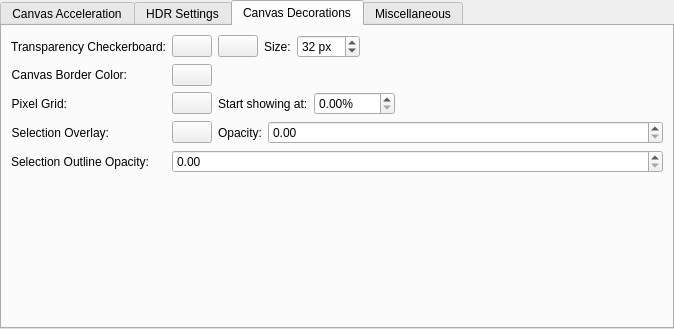
KDE/krita, file libs/ui/forms/wdgdisplaysettings.ui: the form before one commit.
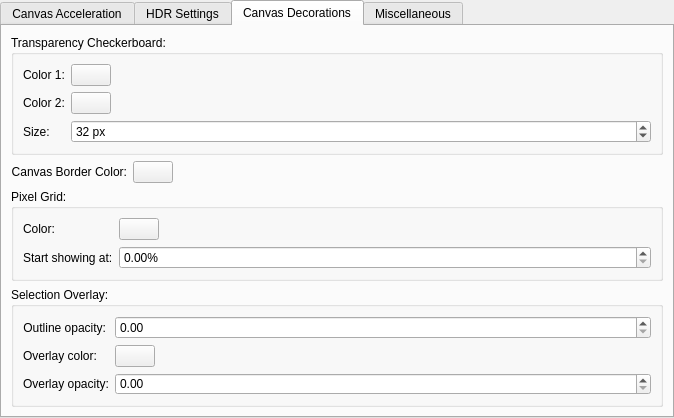
The form after the commit. The open tabs and pages were chosen to show the change. Custom widgets are drawn as their Qt base class.

Commit message:
Display Settings: apply form layout to the widgets and label them appropriately
Part-of: <https://invent.kde.org/graphics/krita/-/merge_requests/1742>

Diff of the .ui file:
```diff
--- a/libs/ui/forms/wdgdisplaysettings.ui
+++ b/libs/ui/forms/wdgdisplaysettings.ui
@@ -11,7 +11,7 @@
     <x>0</x>
     <y>0</y>
     <width>674</width>
-    <height>329</height>
+    <height>413</height>
    </rect>
   </property>
   <property name="sizePolicy">
@@ -283,51 +283,54 @@
        <string>Canvas Decorations</string>
       </attribute>
       <layout class="QFormLayout" name="formLayout_2">
-       <item row="0" column="0">
-        <widget class="QLabel" name="label_4">
-         <property name="sizePolicy">
-          <sizepolicy hsizetype="Minimum" vsizetype="Preferred">
-           <horstretch>0</horstretch>
-           <verstretch>0</verstretch>
-          </sizepolicy>
-         </property>
-         <property name="text">
+       <item row="0" column="0" colspan="2">
+        <widget class="QGroupBox" name="groupBox">
+         <property name="title">
           <string>Transparency Checkerboard:</string>
          </property>
-         <property name="alignment">
-          <set>Qt::AlignRight|Qt::AlignTrailing|Qt::AlignVCenter</set>
-         </property>
-        </widget>
-       </item>
-       <item row="0" column="1">
-        <widget class="QFrame" name="frame_4">
-         <layout class="QHBoxLayout" name="horizontalLayout_3">
-          <property name="leftMargin">
-           <number>0</number>
-          </property>
-          <property name="topMargin">
-           <number>0</number>
-          </property>
-          <property name="rightMargin">
-           <number>0</number>
-          </property>
-          <property name="bottomMargin">
-           <number>0</number>
-          </property>
-          <item>
-           <widget class="KisColorButton" name="colorChecks2"/>
+         <layout class="QFormLayout" name="formLayout_9">
+          <item row="0" column="0">
+           <widget class="QLabel" name="label_4">
+            <property name="text">
+             <string>Color 1:</string>
+            </property>
+           </widget>
           </item>
-          <item>
-           <widget class="KisColorButton" name="colorChecks1"/>
+          <item row="0" column="1">
+           <widget class="KisColorButton" name="colorChecks1">
+            <property name="sizePolicy">
+             <sizepolicy hsizetype="Fixed" vsizetype="Fixed">
+              <horstretch>0</horstretch>
+              <verstretch>0</verstretch>
+             </sizepolicy>
+            </property>
+           </widget>
           </item>
-          <item>
+          <item row="1" column="1">
+           <widget class="KisColorButton" name="colorChecks2">
+            <property name="sizePolicy">
+             <sizepolicy hsizetype="Fixed" vsizetype="Fixed">
+              <horstretch>0</horstretch>
+              <verstretch>0</verstretch>
+             </sizepolicy>
+            </property>
+           </widget>
+          </item>
+          <item row="1" column="0">
+           <widget class="QLabel" name="label_10">
+            <property name="text">
+             <string>Color 2:</string>
+            </property>
+           </widget>
+          </item>
+          <item row="2" column="0">
            <widget class="QLabel" name="lblCheckSize">
             <property name="text">
              <string>Size:</string>
             </property>
            </widget>
           </item>
-          <item>
+          <item row="2" column="1">
            <widget class="KisIntParseSpinBox" name="intCheckSize">
             <property name="suffix">
              <string> px</string>
@@ -340,19 +343,6 @@
             </property>
            </widget>
           </item>
-          <item>
-           <spacer name="horizontalSpacer">
-            <property name="orientation">
-             <enum>Qt::Horizontal</enum>
-            </property>
-            <property name="sizeHint" stdset="0">
-             <size>
-              <width>0</width>
-              <height>20</height>
-             </size>
-            </property>
-           </spacer>
-          </item>
          </layout>
         </widget>
        </item>
@@ -367,281 +357,124 @@
         </widget>
        </item>
        <item row="1" column="1">
-        <widget class="QFrame" name="frame_3">
-         <layout class="QHBoxLayout" name="horizontalLayout_2">
-          <property name="leftMargin">
-           <number>0</number>
-          </property>
-          <property name="topMargin">
-           <number>0</number>
-          </property>
-          <property name="rightMargin">
-           <number>0</number>
-          </property>
-          <property name="bottomMargin">
-           <number>0</number>
-          </property>
-          <item>
-           <widget class="KisColorButton" name="canvasBorder">
-            <property name="sizePolicy">
-             <sizepolicy hsizetype="Minimum" vsizetype="Fixed">
-              <horstretch>0</horstretch>
-              <verstretch>0</verstretch>
-             </sizepolicy>
-            </property>
-           </widget>
-          </item>
-          <item>
-           <spacer name="horizontalSpacer_3">
-            <property name="orientation">
-             <enum>Qt::Horizontal</enum>
-            </property>
-            <property name="sizeHint" stdset="0">
-             <size>
-              <width>422</width>
-              <height>20</height>
-             </size>
-            </property>
-           </spacer>
-          </item>
-         </layout>
+        <widget class="KisColorButton" name="canvasBorder">
+         <property name="sizePolicy">
+          <sizepolicy hsizetype="Fixed" vsizetype="Fixed">
+           <horstretch>0</horstretch>
+           <verstretch>0</verstretch>
+          </sizepolicy>
+         </property>
         </widget>
        </item>
-       <item row="2" column="0">
-        <widget class="QLabel" name="lblCanvasBorderColor_2">
-         <property name="text">
+       <item row="2" column="0" colspan="2">
+        <widget class="QGroupBox" name="groupBox_2">
+         <property name="title">
           <string>Pixel Grid:</string>
          </property>
-         <property name="alignment">
-          <set>Qt::AlignRight|Qt::AlignTrailing|Qt::AlignVCenter</set>
-         </property>
-        </widget>
-       </item>
-       <item row="2" column="1">
-        <widget class="QFrame" name="frame">
-         <layout class="QHBoxLayout" name="horizontalLayout_6">
-          <property name="leftMargin">
-           <number>0</number>
-          </property>
-          <property name="topMargin">
-           <number>0</number>
-          </property>
-          <property name="rightMargin">
-           <number>0</number>
-          </property>
-          <property name="bottomMargin">
-           <number>0</number>
-          </property>
-          <item>
+         <layout class="QFormLayout" name="formLayout_3">
+          <item row="0" column="0">
+           <widget class="QLabel" name="label_11">
+            <property name="text">
+             <string>Color:</string>
+            </property>
+           </widget>
+          </item>
+          <item row="0" column="1">
            <widget class="KisColorButton" name="pixelGridColorButton">
+            <property name="sizePolicy">
+             <sizepolicy hsizetype="Fixed" vsizetype="Fixed">
+              <horstretch>0</horstretch>
+              <verstretch>0</verstretch>
+             </sizepolicy>
+            </property>
+           </widget>
+          </item>
+          <item row="1" column="0">
+           <widget class="QLabel" name="gridThresholdLabel">
             <property name="text">
-             <string/>
+             <string>Start showing at:</string>
             </property>
            </widget>
           </item>
-          <item>
-           <widget class="QFrame" name="frame_6">
-            <layout class="QFormLayout" name="formLayout_3">
-             <property name="leftMargin">
-              <number>0</number>
-             </property>
-             <property name="topMargin">
-              <number>0</number>
-             </property>
-             <property name="rightMargin">
-              <number>0</number>
-             </property>
-             <property name="bottomMargin">
-              <number>0</number>
-             </property>
-             <item row="0" column="0">
-              <widget class="QLabel" name="gridThresholdLabel">
-               <property name="text">
-                <string>Start showing at:</string>
-               </property>
-              </widget>
-             </item>
-             <item row="0" column="1">
-              <widget class="QDoubleSpinBox" name="pixelGridDrawingThresholdBox">
-               <property name="suffix">
-                <string>%</string>
-               </property>
-               <property name="maximum">
-                <double>9999.000000000000000</double>
-               </property>
-              </widget>
-             </item>
-            </layout>
-           </widget>
-          </item>
-          <item>
-           <spacer name="horizontalSpacer_2">
-            <property name="orientation">
-             <enum>Qt::Horizontal</enum>
+          <item row="1" column="1">
+           <widget class="QDoubleSpinBox" name="pixelGridDrawingThresholdBox">
+            <property name="suffix">
+             <string>%</string>
             </property>
-            <property name="sizeHint" stdset="0">
-             <size>
-              <width>40</width>
-              <height>20</height>
-             </size>
+            <property name="maximum">
+             <double>9999.000000000000000</double>
             </property>
-           </spacer>
+           </widget>
           </item>
          </layout>
         </widget>
        </item>
-       <item row="3" column="0">
-        <widget class="QLabel" name="label_8">
-         <property name="sizePolicy">
-          <sizepolicy hsizetype="Minimum" vsizetype="Preferred">
-           <horstretch>0</horstretch>
-           <verstretch>0</verstretch>
-          </sizepolicy>
-         </property>
-         <property name="text">
+       <item row="3" column="0" colspan="2">
+        <widget class="QGroupBox" name="groupBox_3">
+         <property name="title">
           <string>Selection Overlay:</string>
          </property>
-         <property name="alignment">
-          <set>Qt::AlignRight|Qt::AlignTrailing|Qt::AlignVCenter</set>
-         </property>
-        </widget>
-       </item>
-       <item row="3" column="1">
-        <widget class="QFrame" name="frame_7">
-         <layout class="QHBoxLayout" name="horizontalLayout_8">
-          <property name="leftMargin">
-           <number>0</number>
-          </property>
-          <property name="topMargin">
-           <number>0</number>
-          </property>
-          <property name="rightMargin">
-           <number>0</number>
-          </property>
-          <property name="bottomMargin">
-           <number>0</number>
-          </property>
-          <item>
+         <layout class="QFormLayout" name="formLayout_6">
+          <item row="0" column="0">
+           <widget class="QLabel" name="label_2">
+            <property name="sizePolicy">
+             <sizepolicy hsizetype="Minimum" vsizetype="Preferred">
+              <horstretch>0</horstretch>
+              <verstretch>0</verstretch>
+             </sizepolicy>
+            </property>
+            <property name="text">
+             <string>Outline opacity:</string>
+            </property>
+            <property name="alignment">
+             <set>Qt::AlignRight|Qt::AlignTrailing|Qt::AlignVCenter</set>
+            </property>
+           </widget>
+          </item>
+          <item row="0" column="1">
+           <widget class="KisDoubleSliderSpinBox" name="sldSelectionOutlineOpacity"/>
+          </item>
+          <item row="1" column="0">
+           <widget class="QLabel" name="label_12">
+            <property name="text">
+             <string>Overlay color:</string>
+            </property>
+           </widget>
+          </item>
+          <item row="1" column="1">
            <widget class="KisColorButton" name="btnSelectionOverlayColor">
+            <property name="sizePolicy">
+             <sizepolicy hsizetype="Fixed" vsizetype="Fixed">
+              <horstretch>0</horstretch>
+              <verstretch>0</verstretch>
+             </sizepolicy>
+            </property>
             <property name="text">
              <string/>
             </property>
            </widget>
           </item>
-          <item>
-           <widget class="QFrame" name="frame_5">
-            <layout class="QFormLayout" name="formLayout_4">
-             <property name="leftMargin">
-              <number>0</number>
-             </property>
-             <property name="topMargin">
-              <number>0</number>
-             </property>
-             <property name="rightMargin">
-              <number>0</number>
-             </property>
-             <property name="bottomMargin">
-              <number>0</number>
-             </property>
-             <item row="0" column="0">
-              <widget class="QLabel" name="label_3">
-               <property name="text">
-                <string>Opacity:</string>
-               </property>
-              </widget>
-             </item>
-             <item row="0" column="1">
-              <widget class="KisDoubleSliderSpinBox" name="sldSelectionOverlayOpacity" native="true">
-               <property name="sizePolicy">
-                <sizepolicy hsizetype="MinimumExpanding" vsizetype="Preferred">
-                 <horstretch>0</horstretch>
-                 <verstretch>0</verstretch>
-                </sizepolicy>
-               </property>
-               <property name="minimumSize">
-                <size>
-                 <width>50</width>
-                 <height>20</height>
-                </size>
-               </property>
-              </widget>
-             </item>
-            </layout>
+          <item row="2" column="0">
+           <widget class="QLabel" name="label_3">
+            <property name="text">
+             <string>Overlay opacity:</string>
+            </property>
+           </widget>
+          </item>
+          <item row="2" column="1">
+           <widget class="KisDoubleSliderSpinBox" name="sldSelectionOverlayOpacity">
+            <property name="minimumSize">
+             <size>
+              <width>50</width>
+              <height>20</height>
+             </size>
+            </property>
            </widget>
           </item>
          </layout>
         </widget>
        </item>
-       <item row="4" column="0">
-        <widget class="QLabel" name="label_2">
-         <property name="sizePolicy">
-          <sizepolicy hsizetype="Minimum" vsizetype="Preferred">
-           <horstretch>0</horstretch>
-           <verstretch>0</verstretch>
-          </sizepolicy>
-         </property>
-         <property name="text">
-          <string>Selection Outline Opacity:</string>
-         </property>
-         <property name="alignment">
-          <set>Qt::AlignRight|Qt::AlignTrailing|Qt::AlignVCenter</set>
-         </property>
-        </widget>
-       </item>
-       <item row="4" column="1">
-        <widget class="KisDoubleSliderSpinBox" name="sldSelectionOutlineOpacity" native="true">
-         <property name="sizePolicy">
-          <sizepolicy hsizetype="MinimumExpanding" vsizetype="Preferred">
-           <horstretch>0</horstretch>
-           <verstretch>0</verstretch>
-          </sizepolicy>
-         </property>
-         <property name="minimumSize">
-          <size>
-           <width>50</width>
-           <height>20</height>
-          </size>
-         </property>
-        </widget>
-       </item>
-       <item row="5" column="0" colspan="2">
-        <spacer name="verticalSpacer">
-         <property name="orientation">
-          <enum>Qt::Vertical</enum>
-         </property>
-         <property name="sizeHint" stdset="0">
-          <size>
-           <width>20</width>
-           <height>40</height>
-          </size>
-         </property>
-        </spacer>
-       </item>
       </layout>
-      <widget class="QFrame" name="frame_2">
-       <property name="geometry">
-        <rect>
-         <x>0</x>
-         <y>0</y>
-         <width>100</width>
-         <height>30</height>
-        </rect>
-       </property>
-       <layout class="QHBoxLayout" name="horizontalLayout_7">
-        <property name="leftMargin">
-         <number>0</number>
-        </property>
-        <property name="topMargin">
-         <number>0</number>
-        </property>
-        <property name="rightMargin">
-         <number>0</number>
-        </property>
-        <property name="bottomMargin">
-         <number>0</number>
-        </property>
-       </layout>
-      </widget>
      </widget>
      <widget class="QWidget" name="tab_4">
       <attribute name="title">
```
